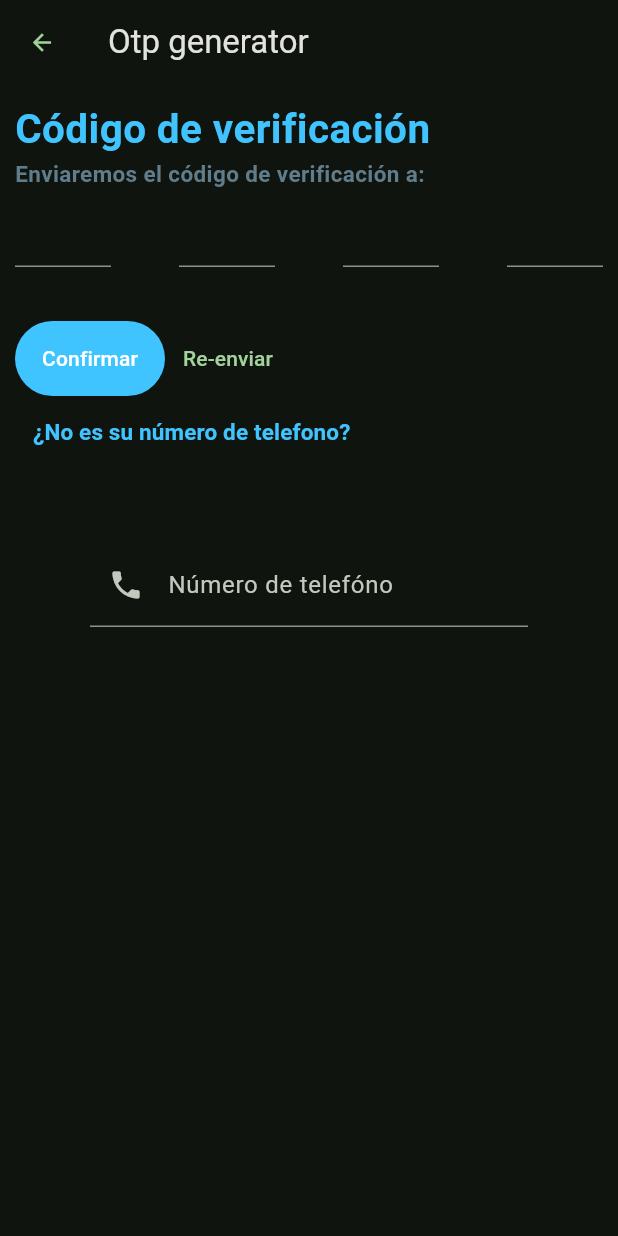
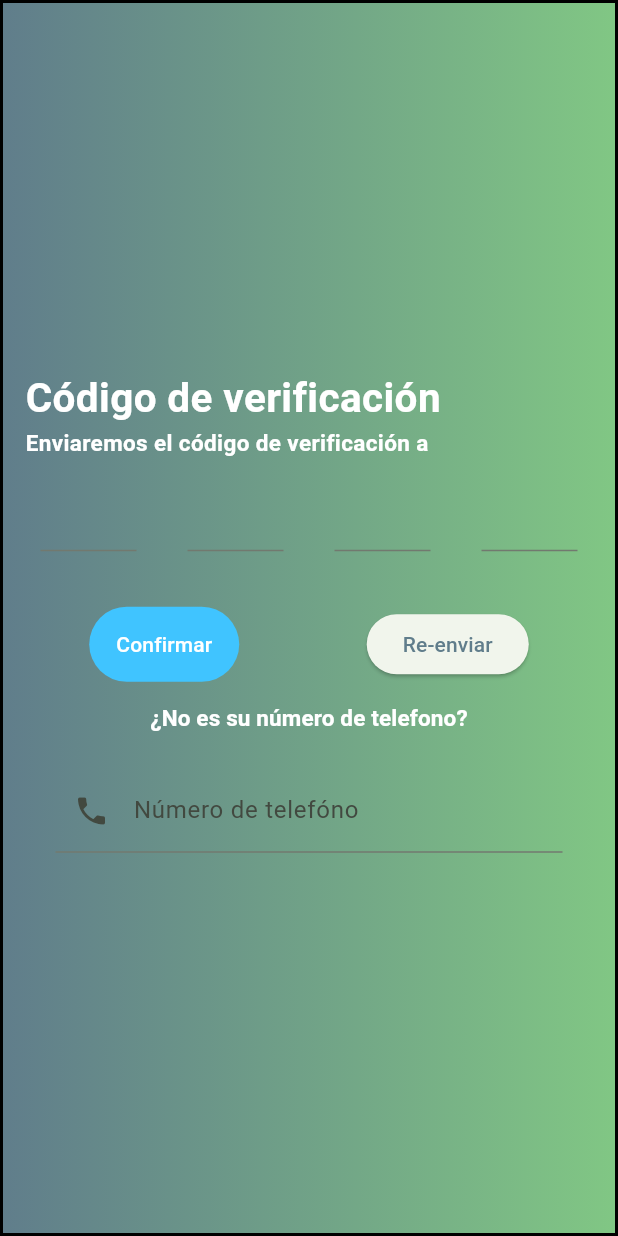
Before and after one commit to alekelbar/event_fit, a Flutter app: the OtpWidget screen opened directly, on a phone screen of 412 x 824 dp. Run offline on Flutter 3.47's test engine with Material 2 defaults, Android fonts, the phone set to English and light mode, and no system bars; our stand-ins replace firebase_auth, firebase_core, google_maps_flutter, permission_handler; missing offline and left inert: direct_sms; accounts and stored records are empty; network calls fail.

Commit message:
chore: Mejora tema

```diff
--- a/lib/config/theme/config_theme.dart
+++ b/lib/config/theme/config_theme.dart
@@ -27,6 +27,7 @@ class AppTheme {
     return ThemeData(
         useMaterial3: true,
         colorSchemeSeed: _colorThemes[selectedColor],
-        brightness: Brightness.dark);
+        brightness: Brightness.light
+        );
   }
 }
--- a/lib/presentation/pages/Auth/opt.dart
+++ b/lib/presentation/pages/Auth/opt.dart
@@ -27,45 +27,46 @@ class OtpWidget extends StatelessWidget {
   Widget build(BuildContext context) {
     final optController = context.watch<OptProviderController>();
     return Scaffold(
-      appBar: AppBar(
-        title: const Text("Otp generator"),
-        leading: TextButton(
-          child: const Icon(Icons.arrow_back),
-          onPressed: () {
-            Navigator.pop(context);
-          },
-        ),
-      ),
-      body: Padding(
-        padding: const EdgeInsets.all(10),
+
+      body: Container(
+        decoration: BoxDecoration(
+          border: Border.all(width: 2),
+            gradient: LinearGradient(
+                colors: [
+              Colors.blueGrey.shade500,Colors.green.shade300
+
+            ],)),
+        child: Padding(
+          padding: const EdgeInsets.all(15),
           child: Column(
-          mainAxisAlignment: MainAxisAlignment.start,
+            mainAxisAlignment: MainAxisAlignment.center,
             crossAxisAlignment: CrossAxisAlignment.start,
             children: [
               const Text(
                 "Código de verificación",
                 style: TextStyle(
                   fontSize: 27,
-                color: Colors.lightBlueAccent,
+                  color: Colors.white,
                   fontWeight: FontWeight.bold,
                 ),
               ),
               Text(
-              "Enviaremos el código de verificación a: ${optController.phoneNumber}",
+                "Enviaremos el código de verificación a ${optController.phoneNumber}",
                 style: const TextStyle(
                   fontSize: 15,
-                color: Colors.blueGrey,
+                  color: Colors.white,
                   fontWeight: FontWeight.bold,
                 ),
               ),
               OptForm(),
               const SizedBox(
-              height: 20,
+                height: 15,
               ),
               const OptLocalButtons(),
               const OptReSendButton(),
               const PhoneNumberForm(),
             ],
+          ),
         ),
       ),
     );
@@ -80,7 +81,7 @@ class PhoneNumberForm extends StatelessWidget {
     final otpProvider = context.watch<OptProviderController>();
     return Form(
       child: Padding(
-        padding: const EdgeInsets.all(50),
+        padding: const EdgeInsets.symmetric(horizontal: 20, vertical: 10),
         child: Column(
           mainAxisAlignment: MainAxisAlignment.center,
           children: [
@@ -90,6 +91,7 @@ class PhoneNumberForm extends StatelessWidget {
                 LengthLimitingTextInputFormatter(8),
               ],
               decoration: const InputDecoration(
+
                   labelText: "Número de telefóno",
                   prefixIcon: Icon(Icons.phone)),
               textAlign: TextAlign.start,
@@ -120,18 +122,24 @@ class _OptReSendButtonState extends State<OptReSendButton> {
   Widget build(BuildContext context) {
     final otpProvider = context.watch<OptProviderController>();
 
-    return TextButton(
+    return Row(
+      mainAxisAlignment: MainAxisAlignment.center,
+      children: [
+        TextButton(
           onPressed: () {
             otpProvider.reTry();
           },
           child: const Text(
             "¿No es su número de telefono?",
+            textAlign: TextAlign.center,
             style: TextStyle(
               fontSize: 15,
-          color: Colors.lightBlueAccent,
+              color: Colors.white,
               fontWeight: FontWeight.bold,
             ),
           ),
+        ),
+      ],
     );
   }
 }
@@ -146,6 +154,9 @@ class OptLocalButtons extends StatelessWidget {
     final otpProvider = context.watch<OptProviderController>();
 
     return Row(
+      mainAxisAlignment: MainAxisAlignment.spaceAround,
+      crossAxisAlignment: CrossAxisAlignment.center,
+
       children: [
         TextButton(
             style: const ButtonStyle(
@@ -166,10 +177,13 @@ class OptLocalButtons extends StatelessWidget {
                 color: Colors.white,
               ),
             )),
-        TextButton(
+        ElevatedButton(
             onPressed: () {},
             child: const Text(
               "Re-enviar",
+              style: TextStyle(
+                color: Colors.blueGrey,
+              ),
             )),
       ],
     );
@@ -189,11 +203,13 @@ class OptForm extends StatelessWidget {
 
     return Form(
       key: formKey,
+      child: Padding(
+        padding: const EdgeInsets.symmetric(horizontal: 10, vertical: 10),
         child: Row(
           mainAxisAlignment: MainAxisAlignment.spaceBetween,
           children: [
             SizedBox(
-            height: 68,
+              height: 64,
               width: 64,
               child: TextFormField(
                 style: Theme.of(context).textTheme.headlineMedium,
@@ -212,7 +228,7 @@ class OptForm extends StatelessWidget {
               ),
             ),
             SizedBox(
-            height: 68,
+              height: 64,
               width: 64,
               child: TextFormField(
                 style: Theme.of(context).textTheme.headlineMedium,
@@ -231,7 +247,7 @@ class OptForm extends StatelessWidget {
               ),
             ),
             SizedBox(
-            height: 68,
+              height: 64,
               width: 64,
               child: TextFormField(
                 style: Theme.of(context).textTheme.headlineMedium,
@@ -250,7 +266,7 @@ class OptForm extends StatelessWidget {
               ),
             ),
             SizedBox(
-            height: 68,
+              height: 64,
               width: 64,
               child: TextFormField(
                 style: Theme.of(context).textTheme.headlineMedium,
@@ -270,6 +286,7 @@ class OptForm extends StatelessWidget {
             )
           ],
         ),
+      ),
     );
   }
 }
```
Also changed, not shown: lib/presentation/pages/Auth/sign_up.dart (+20 -4 lines), lib/presentation/pages/Auth/sing_in.dart (+11 -1 lines), pubspec.lock. Lines whose indentation alone changed are shown as unchanged.
